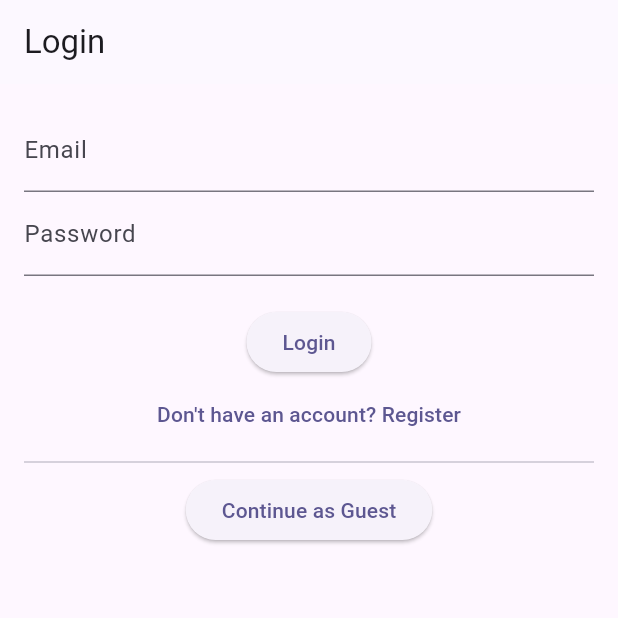
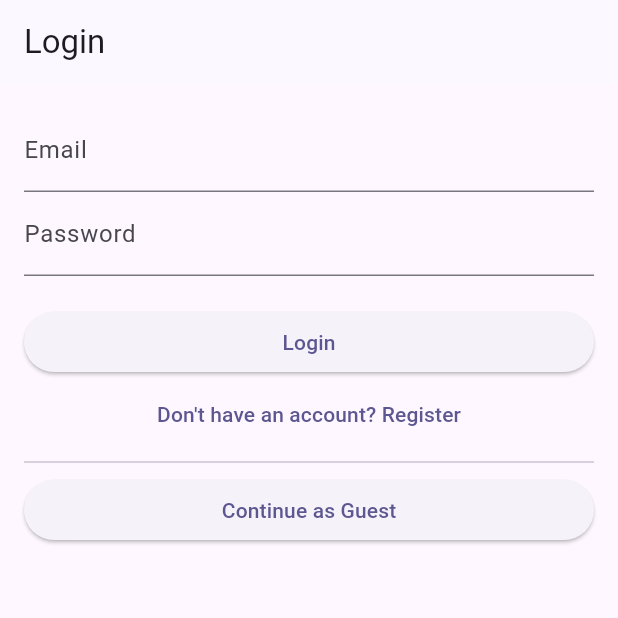
Before and after one commit to Bewin-btw/NYC_CPMD, a Flutter app: the screen it shows after launch, on a phone screen of 412 x 824 dp, the top half of it. Run offline on Flutter 3.47's test engine with Material 3 defaults, Android fonts, the phone set to English and light mode, and no system bars; our stand-ins replace audioplayers, cloud_firestore, firebase_auth, firebase_core, shared_preferences; accounts and stored records are empty; generated files the repository leaves out were written again.

Commit message:
Small changes

```diff
--- a/lib/main.dart
+++ b/lib/main.dart
@@ -53,13 +53,6 @@ class _MyAppState extends State<MyApp> {
   @override
   void initState() {
     super.initState();
-    Future.microtask(() async {
-      final themeProvider = Provider.of<ThemeProvider>(context, listen: false);
-      final localeProvider = Provider.of<LocaleProvider>(context, listen: false);
-
-      await themeProvider.loadUserThemeFromFirebase();
-      await localeProvider.loadUserLanguageFromFirebase();
-    });
   }
 
   @override
--- a/lib/screens/auth_page.dart
+++ b/lib/screens/auth_page.dart
@@ -31,7 +31,12 @@ class _AuthPageState extends State<AuthPage> {
     } else {
       final name = _nameController.text.trim();
       final age = _ageController.text.trim();
-      result = await auth.registerWithEmail(email, password, name: name, age: age);
+      result = await auth.registerWithEmail(
+        email,
+        password,
+        name: name,
+        age: age,
+      );
     }
 
     if (result != null) {
@@ -62,9 +67,11 @@ class _AuthPageState extends State<AuthPage> {
   Widget build(BuildContext context) {
     return Scaffold(
       appBar: AppBar(title: Text(isLogin ? 'Login' : 'Register')),
-      body: SingleChildScrollView(
+      body: SafeArea(
+        child: SingleChildScrollView(
           padding: const EdgeInsets.all(16),
           child: Column(
+            crossAxisAlignment: CrossAxisAlignment.stretch,
             children: [
               if (!isLogin)
                 TextField(
@@ -111,6 +118,7 @@ class _AuthPageState extends State<AuthPage> {
             ],
           ),
         ),
+      ),
     );
   }
 }
```
Also changed, not shown: lib/providers/locale_provider.dart (+4 -13 lines), lib/screens/auth_wrapper.dart (+17 -7 lines), lib/services/user_pref_service.dart (+16 -12 lines), lib/providers/theme_provider_extension.dart (added), 1 other file. Lines whose indentation alone changed are shown as unchanged.
